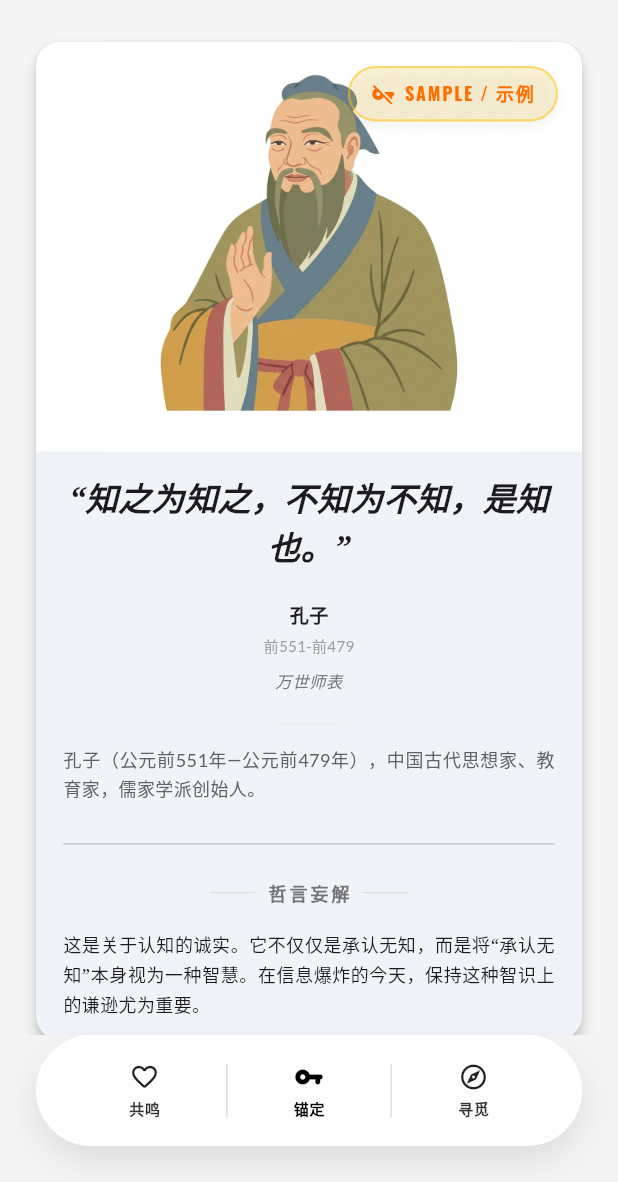
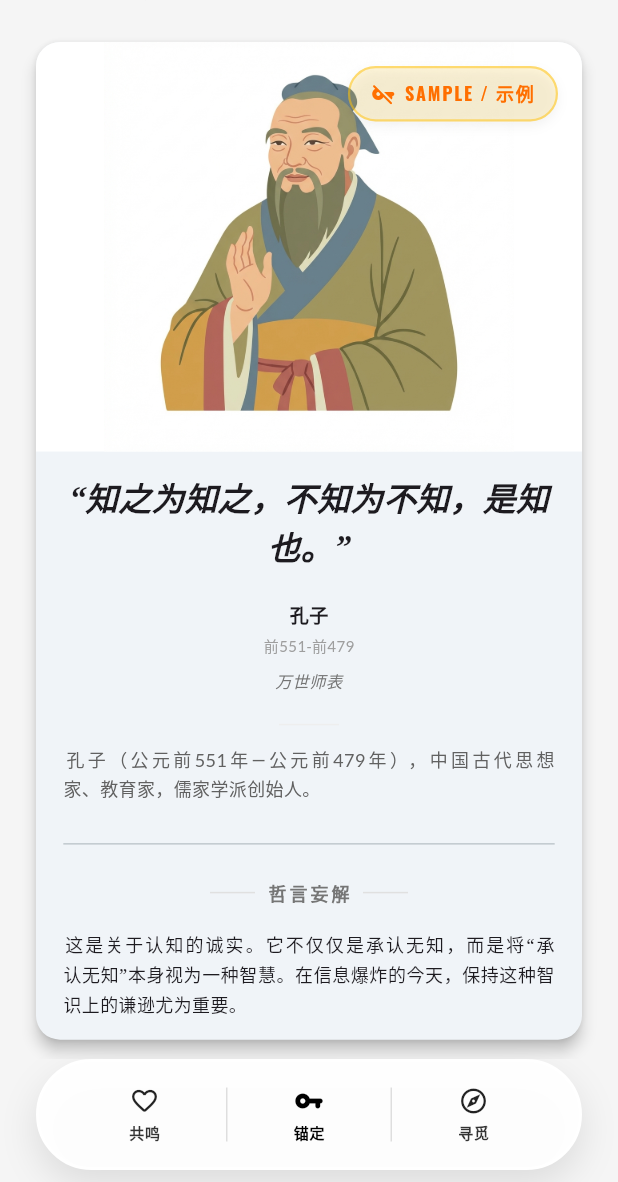
Before and after one commit to Sparkle6979/PhilosophySayings, a Flutter app: the HomePage screen opened directly, on a phone screen of 412 x 824 dp, the part 54-1236 px from its top. Run offline on Flutter 3.47's test engine with Material 3 defaults, Android fonts, the phone set to English and light mode, and no system bars; our stand-ins replace cross_file, device_preview, google_fonts, share_plus, shared_preferences, sqflite; missing offline and left inert: langchain, langchain_openai; accounts and stored records are empty.

Commit message:
style(ui): fix mobile safe area bottom margin and add paragraph indent

```diff
--- a/lib/ui/pages/home_page.dart
+++ b/lib/ui/pages/home_page.dart
@@ -308,18 +308,21 @@ class _HomePageState extends State<HomePage> {
                   ),
 
                 // 2. 底部悬浮胶囊栏 (Floating Capsule Bar)
-                Padding(
+                SafeArea(
+                  bottom: true,
+                  top: false,
+                  child: Padding(
                     padding: const EdgeInsets.only(
-                    bottom: 16,
+                      bottom: 8,
                       top: 0,
-                  ), // Pulled closer to bottom edge
+                    ), // Minimal padding
                     child: Container(
                       margin: const EdgeInsets.fromLTRB(
                         24,
                         0,
                         24,
-                      8,
-                    ), // Further reduced bottom margin
+                        0,
+                      ), // Removed bottom margin completely
                       padding: const EdgeInsets.symmetric(
                         horizontal: 16,
                         vertical: 8,
@@ -328,7 +331,9 @@ class _HomePageState extends State<HomePage> {
                         color: Colors.white.withOpacity(
                           0.95,
                         ), // High opacity for contrast
-                      borderRadius: BorderRadius.circular(50), // Capsule shape
+                        borderRadius: BorderRadius.circular(
+                          50,
+                        ), // Capsule shape
                         boxShadow: [
                           BoxShadow(
                             color: Colors.black.withOpacity(0.1),
@@ -353,7 +358,9 @@ class _HomePageState extends State<HomePage> {
                                     ? Icons.favorite
                                     : Icons.favorite_border_rounded,
                                 label: isFav ? "已共鸣" : "共鸣",
-                              color: isFav ? Colors.redAccent : Colors.black87,
+                                color: isFav
+                                    ? Colors.redAccent
+                                    : Colors.black87,
                                 onTap: () {
                                   if (isFav) {
                                     FavoritesService().remove(snapshot.data!);
@@ -431,16 +438,19 @@ class _HomePageState extends State<HomePage> {
                               _buildCapsuleAction(
                                 icon: Icons.explore_outlined,
                                 label: "寻觅",
-                              onTap: PreferenceService().canUseExperienceMode()
+                                onTap:
+                                    PreferenceService().canUseExperienceMode()
                                     ? _loadNewQuote
                                     : () {},
-                              color: PreferenceService().canUseExperienceMode()
+                                color:
+                                    PreferenceService().canUseExperienceMode()
                                     ? Colors.black87
                                     : Colors.black26,
                               ),
                             ],
                           );
                         },
+                      ),
                     ),
                   ),
                 ),
--- a/lib/ui/widgets/quote_card.dart
+++ b/lib/ui/widgets/quote_card.dart
@@ -155,7 +155,7 @@ class QuoteCard extends StatelessWidget {
                           const SizedBox(height: 16),
 
                           Text(
-                            quote.bio!,
+                            '\u3000\u3000${quote.bio!}',
                             textAlign: TextAlign.justify,
                             style: GoogleFonts.lato(
                               fontSize: metaFontSize * 0.95,
@@ -245,7 +245,7 @@ class QuoteCard extends StatelessWidget {
                       ),
                       const SizedBox(height: 6), // Reduced from 8
                       Text(
-                        quote.bio!,
+                        '\u3000\u3000${quote.bio!}',
                         textAlign: TextAlign.center,
                         style: TextStyle(
                           color: Colors.grey[700],
@@ -312,7 +312,7 @@ class QuoteCard extends StatelessWidget {
 
                     // Explanation Content
                     Text(
-                      quote.explanation,
+                      '\u3000\u3000${quote.explanation}',
                       textAlign: TextAlign.justify,
                       style: GoogleFonts.notoSerif(
                         fontSize: explanationFontSize,
@@ -452,7 +452,7 @@ class QuoteCard extends StatelessWidget {
                             ),
                             const SizedBox(height: 14),
                             Text(
-                              quote.bio!,
+                              '\u3000\u3000${quote.bio!}',
                               textAlign: TextAlign.justify,
                               style: GoogleFonts.lato(
                                 fontSize: 12,
@@ -492,7 +492,7 @@ class QuoteCard extends StatelessWidget {
                           ),
                           const SizedBox(height: 16),
                           Text(
-                            quote.explanation,
+                            '\u3000\u3000${quote.explanation}',
                             textAlign: TextAlign.justify,
                             style: GoogleFonts.notoSerif(
                               fontSize: explanationFontSize,
```
Lines whose indentation alone changed are shown as unchanged.
